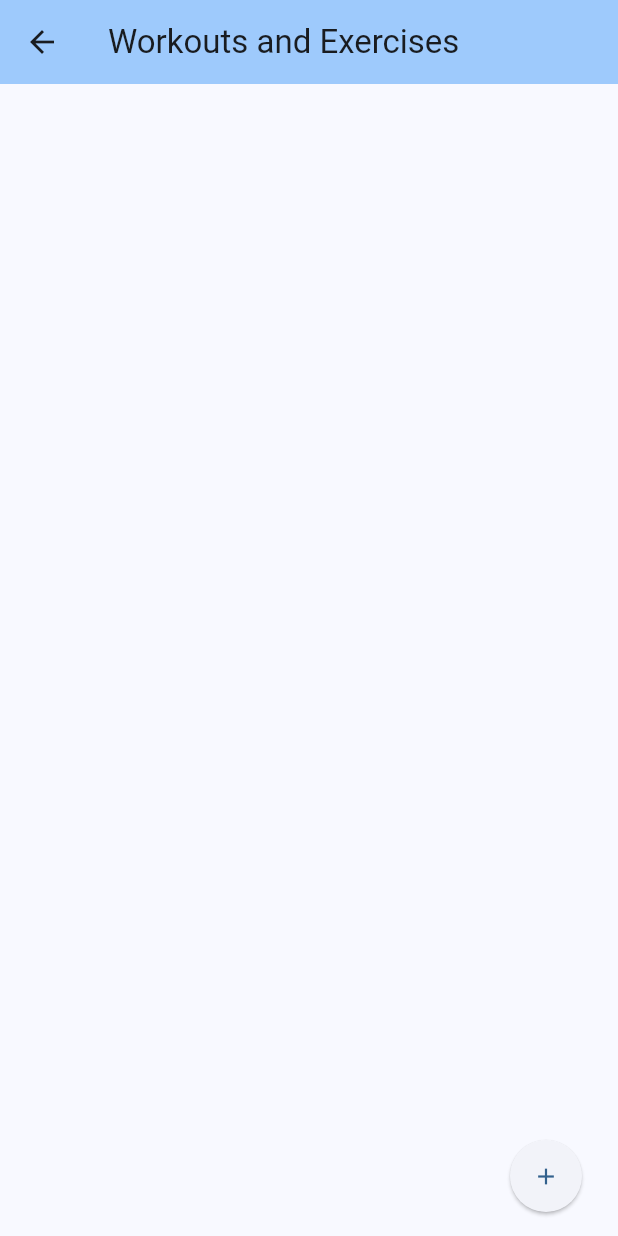
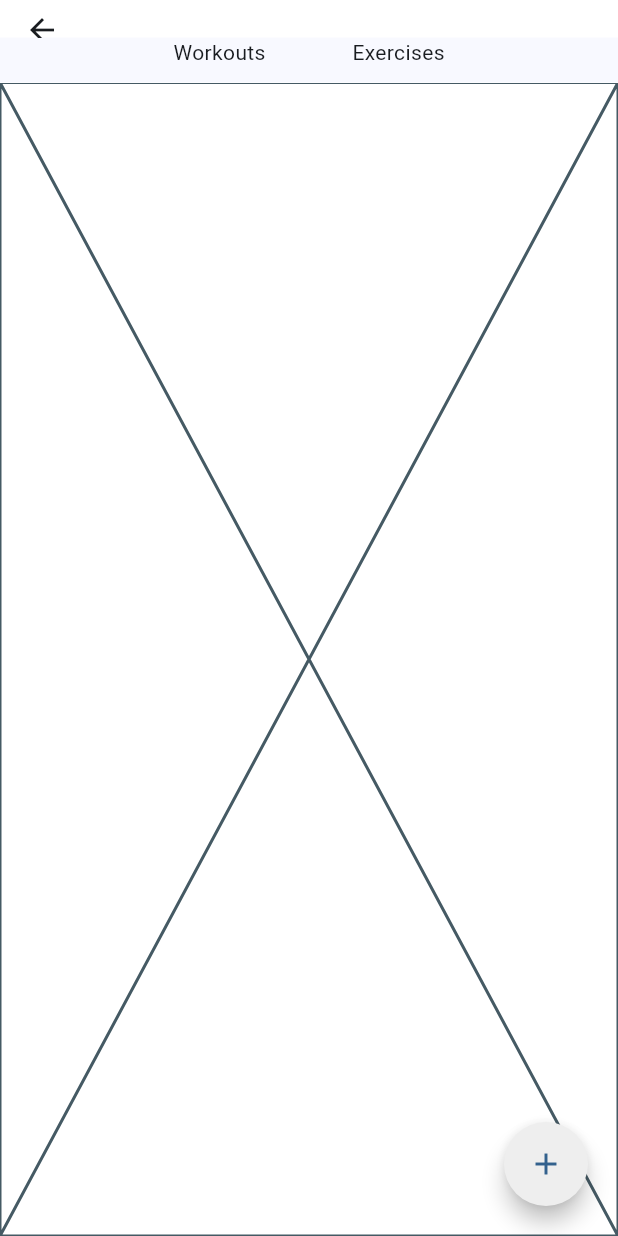
Before and after one commit to ColeWhaley1/Outwork, a Flutter app: the WorkoutPage screen opened directly, on a phone screen of 412 x 824 dp. Run offline on Flutter 3.47's test engine with Material 3 defaults, Android fonts, the phone set to English and light mode, and no system bars; our stand-ins replace carousel_slider, firebase_core, image_picker, video_player; accounts and stored records are empty; generated files the repository leaves out were written again.

Commit message:
add exercise view, workout view

```diff
--- /dev/null
+++ b/lib/pages/workouts/views/exercise_view.dart
@@ -0,0 +1,15 @@
+import 'package:flutter/material.dart';
+
+class ExerciseView extends StatefulWidget {
+  const ExerciseView({super.key});
+
+  @override
+  State<ExerciseView> createState() => _ExerciseViewState();
+}
+
+class _ExerciseViewState extends State<ExerciseView> {
+  @override
+  Widget build(BuildContext context) {
+    return const Placeholder();
+  }
+}
--- /dev/null
+++ b/lib/pages/workouts/views/workout_view.dart
@@ -0,0 +1,15 @@
+import 'package:flutter/material.dart';
+
+class WorkoutView extends StatefulWidget {
+  const WorkoutView({super.key});
+
+  @override
+  State<WorkoutView> createState() => _WorkoutViewState();
+}
+
+class _WorkoutViewState extends State<WorkoutView> {
+  @override
+  Widget build(BuildContext context) {
+    return const Placeholder();
+  }
+}
--- a/lib/pages/workouts/workouts.dart
+++ b/lib/pages/workouts/workouts.dart
@@ -1,5 +1,7 @@
 import 'package:flutter/material.dart';
 import 'package:workout_app/pages/workouts/new_exercise.dart';
+import 'package:workout_app/pages/workouts/views/exercise_view.dart';
+import 'package:workout_app/pages/workouts/views/workout_view.dart';
 
 class WorkoutPage extends StatefulWidget {
   const WorkoutPage({super.key, required this.title});
@@ -11,14 +13,11 @@ class WorkoutPage extends StatefulWidget {
 }
 
 class _WorkoutPageState extends State<WorkoutPage> {
-
-  void addNewWorkout() {
+  void addNewExercise() {
     Navigator.push(
       context,
       MaterialPageRoute(
-        builder: (context) => const NewExercise(
-          title: 'New Workout'
-        ),
+        builder: (context) => const NewExercise(title: 'New Exercise'),
       ),
     );
   }
@@ -26,32 +25,57 @@ class _WorkoutPageState extends State<WorkoutPage> {
   @override
   Widget build(BuildContext context) {
     return Scaffold(
-      appBar: AppBar(
-        backgroundColor: Theme.of(context).colorScheme.inversePrimary,
-        title: Text(widget.title),
+      appBar: PreferredSize(
+        preferredSize: const Size.fromHeight(25.0),
+        child: AppBar(
+          backgroundColor: Colors.white,
+        ),
       ),
-      body: Center(
-        child: Column(
-          mainAxisAlignment: MainAxisAlignment.end,
-          children: [
-            Row(
-              mainAxisAlignment: MainAxisAlignment.end,
+      body: Column(
+        children: [
+          const Row(
+            children: [
+              Spacer(
+                flex: 2,
+              ),
+              Text("Workouts"),
+              Spacer(flex: 1),
+              Text("Exercises"),
+              Spacer(
+                flex: 2,
+              ),
+            ],
+          ),
+          const SizedBox(
+            height: 10,
+          ),
+          Expanded(
+            child: Stack(
               children: [
-                Padding(
-                  padding: const EdgeInsets.all(16.0),
-                  child: ElevatedButton(
-                    onPressed: addNewWorkout,
-                    style: ElevatedButton.styleFrom(
-                      shape: const CircleBorder(),
-                      padding: const EdgeInsets.all(15)
-                    ),
+                Container(
+                  color: Colors.white,
+                  child: PageView(
+                    children: const [
+                      WorkoutView(),
+                      ExerciseView(),
+                    ],
+                  ),
+                ),
+                Positioned(
+                  right: 20,
+                  bottom: 20,
+                  child: FloatingActionButton(
+                    onPressed: addNewExercise,
+                    shape: const CircleBorder(),
+                    backgroundColor: const Color.fromARGB(255, 238, 238, 238),
+                    foregroundColor: Theme.of(context).colorScheme.primary,
                     child: const Icon(Icons.add),
                   ),
                 )
               ],
             ),
-          ],
-        ),
+          ),
+        ],
       ),
     );
   }
```
